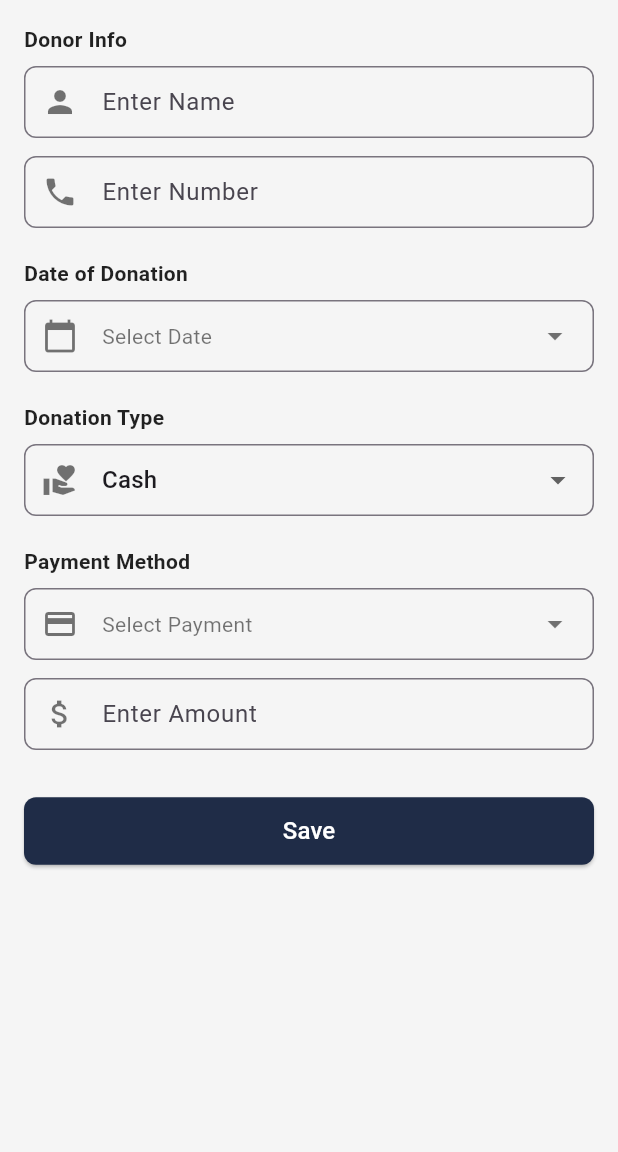
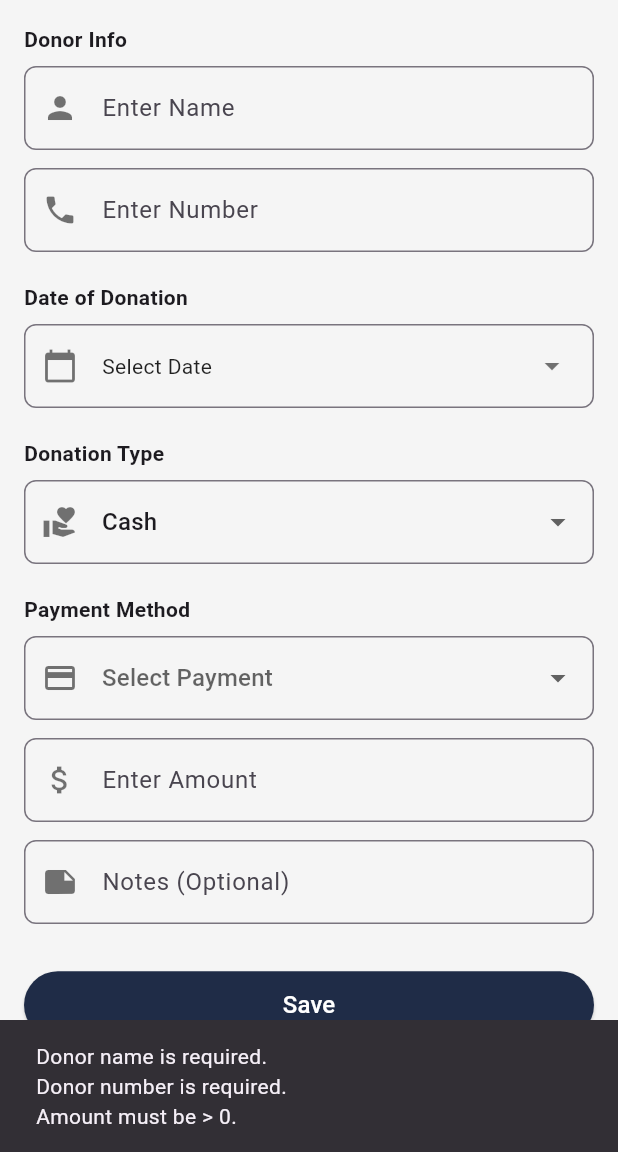
Before and after one commit to justtrona/pawlytics, a Flutter app: the ManualDonationPage screen opened directly, after a tap on "Save", on a phone screen of 412 x 824 dp, the part 84-1236 px from its top. Run offline on Flutter 3.47's test engine with Material 3 defaults, Android fonts, the light colour scheme and no system bars; our stand-ins replace fl_chart, image_picker, supabase_flutter; accounts and stored records are empty.

Commit message:
donors, controller, model for donations

```diff
--- a/lib/views/donors/Menu bar user/ManualDonationPage.dart
+++ b/lib/views/donors/Menu bar user/ManualDonationPage.dart
@@ -1,4 +1,5 @@
 import 'package:flutter/material.dart';
+import 'package:pawlytics/views/donors/controller/donation-controller.dart';
 
 class ManualDonationPage extends StatefulWidget {
   const ManualDonationPage({super.key});
@@ -8,7 +9,37 @@ class ManualDonationPage extends StatefulWidget {
 }
 
 class _ManualDonationPageState extends State<ManualDonationPage> {
-  String _donationType = "Cash";
+  late DonationController controller;
+
+  @override
+  void initState() {
+    super.initState();
+    controller = DonationController();
+  }
+
+  @override
+  void dispose() {
+    controller.dispose();
+    super.dispose();
+  }
+
+  void _save() {
+    final donation = controller.buildDonation();
+    final issues = donation.validate();
+
+    if (issues.isNotEmpty) {
+      ScaffoldMessenger.of(
+        context,
+      ).showSnackBar(SnackBar(content: Text(issues.join('\n'))));
+      return;
+    }
+
+    final map = donation.toMap();
+    debugPrint('Donation saved: $map');
+    ScaffoldMessenger.of(context).showSnackBar(
+      const SnackBar(content: Text('Donation saved successfully!')),
+    );
+  }
 
   @override
   Widget build(BuildContext context) {
@@ -26,10 +57,8 @@ class _ManualDonationPageState extends State<ManualDonationPage> {
         leading: IconButton(
           icon: const Icon(Icons.arrow_back),
           onPressed: () {
-            if (_donationType == "In Kind") {
-              setState(() {
-                _donationType = "Cash";
-              });
+            if (controller.donationType == "In Kind") {
+              setState(() => controller.donationType = "Cash");
             } else {
               Navigator.pop(context);
             }
@@ -43,45 +72,40 @@ class _ManualDonationPageState extends State<ManualDonationPage> {
           children: [
             const Text(
               "Donor Info",
-              style: TextStyle(
-                fontSize: 14,
-                fontWeight: FontWeight.bold,
-                color: Colors.black87,
-              ),
+              style: TextStyle(fontWeight: FontWeight.bold),
             ),
             const SizedBox(height: 8),
-            _buildTextField(Icons.person, "Enter Name"),
+            _buildTextField(Icons.person, "Enter Name", controller.nameCtl),
             const SizedBox(height: 12),
             _buildTextField(
               Icons.phone,
               "Enter Number",
+              controller.phoneCtl,
               keyboardType: TextInputType.phone,
             ),
             const SizedBox(height: 20),
 
             const Text(
               "Date of Donation",
-              style: TextStyle(
-                fontSize: 14,
-                fontWeight: FontWeight.bold,
-                color: Colors.black87,
+              style: TextStyle(fontWeight: FontWeight.bold),
+            ),
+            const SizedBox(height: 8),
+            InkWell(
+              onTap: () => controller.pickDate(context, () => setState(() {})),
+              child: _buildDropdownField(
+                Icons.calendar_today,
+                controller.formattedDate,
               ),
             ),
-            const SizedBox(height: 8),
-            _buildDropdownField(Icons.calendar_today, "Select Date"),
             const SizedBox(height: 20),
 
             const Text(
               "Donation Type",
-              style: TextStyle(
-                fontSize: 14,
-                fontWeight: FontWeight.bold,
-                color: Colors.black87,
-              ),
+              style: TextStyle(fontWeight: FontWeight.bold),
             ),
             const SizedBox(height: 8),
             DropdownButtonFormField<String>(
-              value: _donationType,
+              value: controller.donationType,
               decoration: InputDecoration(
                 prefixIcon: const Icon(
                   Icons.volunteer_activism,
@@ -90,68 +114,92 @@ class _ManualDonationPageState extends State<ManualDonationPage> {
                 border: OutlineInputBorder(
                   borderRadius: BorderRadius.circular(8),
                 ),
-                contentPadding: const EdgeInsets.symmetric(
-                  vertical: 12,
-                  horizontal: 10,
-                ),
               ),
               items: const [
                 DropdownMenuItem(value: "Cash", child: Text("Cash")),
                 DropdownMenuItem(value: "In Kind", child: Text("In Kind")),
               ],
               onChanged: (value) {
+                if (value == null) return;
                 setState(() {
-                  _donationType = value!;
+                  controller.donationType = value;
+                  if (value == "Cash") {
+                    controller.itemCtl.clear();
+                    controller.qtyCtl.clear();
+                  } else {
+                    controller.amountCtl.clear();
+                    controller.selectedPaymentMethod = null;
+                  }
                 });
               },
             ),
             const SizedBox(height: 20),
 
-            if (_donationType == "Cash") ...[
+            if (controller.donationType == "Cash") ...[
               const Text(
                 "Payment Method",
-                style: TextStyle(
-                  fontSize: 14,
-                  fontWeight: FontWeight.bold,
-                  color: Colors.black87,
+                style: TextStyle(fontWeight: FontWeight.bold),
+              ),
+              const SizedBox(height: 8),
+              DropdownButtonFormField<String>(
+                value: controller.selectedPaymentMethod,
+                decoration: InputDecoration(
+                  prefixIcon: const Icon(
+                    Icons.credit_card,
+                    color: Colors.black54,
+                  ),
+                  border: OutlineInputBorder(
+                    borderRadius: BorderRadius.circular(8),
                   ),
                 ),
-              const SizedBox(height: 8),
-              _buildDropdownField(Icons.credit_card, "Select Payment"),
+                items: controller.paymentOptions
+                    .map((m) => DropdownMenuItem(value: m, child: Text(m)))
+                    .toList(),
+                onChanged: (value) =>
+                    setState(() => controller.selectedPaymentMethod = value),
+                hint: const Text('Select Payment'),
+              ),
               const SizedBox(height: 12),
               _buildTextField(
                 Icons.attach_money,
                 "Enter Amount",
+                controller.amountCtl,
                 keyboardType: TextInputType.number,
               ),
+              const SizedBox(height: 12),
+              _buildTextField(
+                Icons.note,
+                "Notes (Optional)",
+                controller.notesCtl,
+              ),
             ] else ...[
-              _buildTextField(Icons.inventory_2, "Item"),
+              _buildTextField(Icons.inventory_2, "Item", controller.itemCtl),
               const SizedBox(height: 12),
               _buildTextField(
                 Icons.numbers,
                 "Quantity",
+                controller.qtyCtl,
                 keyboardType: TextInputType.number,
               ),
               const SizedBox(height: 12),
-              _buildTextField(Icons.note, "Notes (Optional)"),
+              _buildTextField(
+                Icons.note,
+                "Notes (Optional)",
+                controller.notesCtl,
+              ),
             ],
 
             const SizedBox(height: 30),
 
-            Center(
-              child: ElevatedButton(
+            ElevatedButton(
               style: ElevatedButton.styleFrom(
                 backgroundColor: const Color(0xFF1F2C47),
                 minimumSize: const Size(double.infinity, 45),
-                  shape: RoundedRectangleBorder(
-                    borderRadius: BorderRadius.circular(8),
               ),
-                ),
-                onPressed: () {},
+              onPressed: _save,
               child: const Text(
                 "Save",
                 style: TextStyle(fontSize: 16, color: Colors.white),
-                ),
               ),
             ),
           ],
@@ -162,40 +210,31 @@ class _ManualDonationPageState extends State<ManualDonationPage> {
 
   Widget _buildTextField(
     IconData icon,
-    String hint, {
+    String hint,
+    TextEditingController ctl, {
     TextInputType keyboardType = TextInputType.text,
   }) {
     return TextField(
+      controller: ctl,
       keyboardType: keyboardType,
       decoration: InputDecoration(
         prefixIcon: Icon(icon, color: Colors.black54),
         hintText: hint,
         border: OutlineInputBorder(borderRadius: BorderRadius.circular(8)),
-        contentPadding: const EdgeInsets.symmetric(
-          vertical: 12,
-          horizontal: 10,
-        ),
       ),
     );
   }
 
-  Widget _buildDropdownField(IconData icon, String hint) {
+  Widget _buildDropdownField(IconData icon, String label) {
     return InputDecorator(
       decoration: InputDecoration(
         prefixIcon: Icon(icon, color: Colors.black54),
         border: OutlineInputBorder(borderRadius: BorderRadius.circular(8)),
-        contentPadding: const EdgeInsets.symmetric(
-          vertical: 12,
-          horizontal: 10,
-        ),
       ),
       child: Row(
         mainAxisAlignment: MainAxisAlignment.spaceBetween,
         children: [
-          Text(
-            hint,
-            style: const TextStyle(color: Colors.black54, fontSize: 14),
-          ),
+          Text(label, style: const TextStyle(color: Colors.black87)),
           const Icon(Icons.arrow_drop_down, color: Colors.black54),
         ],
       ),
--- /dev/null
+++ b/lib/views/donors/controller/donation-controller.dart
@@ -0,0 +1,82 @@
+import 'package:flutter/material.dart';
+import 'package:intl/intl.dart';
+import 'package:pawlytics/views/donors/model/donation-model.dart';
+
+class DonationController {
+  // ----- Text Controllers -----
+  final nameCtl = TextEditingController();
+  final phoneCtl = TextEditingController();
+  final amountCtl = TextEditingController();
+  final itemCtl = TextEditingController();
+  final qtyCtl = TextEditingController();
+  final notesCtl = TextEditingController();
+
+  // Dropdown
+  String donationType = "Cash"; // "Cash" or "In Kind"
+  DateTime? selectedDate;
+  String? selectedPaymentMethod;
+
+  final paymentOptions = const [
+    // 'Cash on Hand',
+    // 'Bank Transfer',
+    // 'Card',
+    'Gcash',
+    'Maya',
+    // 'Check',
+    // 'Other',
+  ];
+
+  // Helpers
+  void dispose() {
+    nameCtl.dispose();
+    phoneCtl.dispose();
+    amountCtl.dispose();
+    itemCtl.dispose();
+    qtyCtl.dispose();
+    notesCtl.dispose();
+  }
+
+  Future<void> pickDate(BuildContext context, VoidCallback refresh) async {
+    final now = DateTime.now();
+    final picked = await showDatePicker(
+      context: context,
+      initialDate: selectedDate ?? now,
+      firstDate: DateTime(now.year - 2),
+      lastDate: DateTime(now.year + 2),
+    );
+    if (picked != null) {
+      selectedDate = picked;
+      refresh();
+    }
+  }
+
+  String get formattedDate {
+    if (selectedDate == null) return 'Select Date';
+    return DateFormat.yMMMMd().format(selectedDate!);
+  }
+
+  DonationModel _typeFromUi() =>
+      donationType == 'Cash' ? DonationModel.cash : DonationModel.inKind;
+
+  Donation buildDonation() {
+    final date = selectedDate ?? DateTime.now();
+
+    return _typeFromUi() == DonationModel.cash
+        ? Donation.cash(
+            donorName: nameCtl.text,
+            donorPhone: phoneCtl.text,
+            donationDate: date,
+            amount: double.tryParse(amountCtl.text) ?? 0,
+            paymentMethod: selectedPaymentMethod,
+            notes: notesCtl.text.isEmpty ? null : notesCtl.text,
+          )
+        : Donation.inKind(
+            donorName: nameCtl.text,
+            donorPhone: phoneCtl.text,
+            donationDate: date,
+            item: itemCtl.text,
+            quantity: int.tryParse(qtyCtl.text) ?? 0,
+            notes: notesCtl.text.isEmpty ? null : notesCtl.text,
+          );
+  }
+}
--- a/lib/views/donors/donors scrollable/connections/CampaignDetailsPage.dart
+++ b/lib/views/donors/donors scrollable/connections/CampaignDetailsPage.dart
@@ -23,7 +23,7 @@ class CampaignDetailsPage extends StatelessWidget {
     return Scaffold(
       backgroundColor: Colors.grey.shade100,
       appBar: AppBar(
-        backgroundColor: Colors.transparent,
+        backgroundColor: Colors.white,
         elevation: 0,
         foregroundColor: Colors.black,
         title: const Text(
--- /dev/null
+++ b/lib/views/donors/model/donation-model.dart
@@ -0,0 +1,178 @@
+// lib/models/donation.dart
+import 'package:flutter/foundation.dart';
+
+enum DonationModel { cash, inKind }
+
+@immutable
+class Donation {
+  // Common
+  final String donorName;
+  final String
+  donorPhone; // Keep as String to preserve formatting/leading zeros
+  final DateTime donationDate;
+  final DonationModel type;
+
+  // Cash
+  final String? paymentMethod; // e.g. "Bank Transfer", "Card", "Gcash", etc.
+  final double? amount;
+
+  // In-Kind
+  final String? item;
+  final int? quantity;
+  final String? notes;
+
+  const Donation({
+    required this.donorName,
+    required this.donorPhone,
+    required this.donationDate,
+    required this.type,
+    this.paymentMethod,
+    this.amount,
+    this.item,
+    this.quantity,
+    this.notes,
+  });
+
+  /// Convenience constructors
+  factory Donation.cash({
+    required String donorName,
+    required String donorPhone,
+    required DateTime donationDate,
+    required double amount,
+    String? paymentMethod,
+    String? notes,
+  }) {
+    return Donation(
+      donorName: donorName,
+      donorPhone: donorPhone,
+      donationDate: donationDate,
+      type: DonationModel.cash,
+      amount: amount,
+      paymentMethod: paymentMethod,
+      notes: notes,
+    );
+  }
+
+  factory Donation.inKind({
+    required String donorName,
+    required String donorPhone,
+    required DateTime donationDate,
+    required String item,
+    required int quantity,
+    String? notes,
+  }) {
+    return Donation(
+      donorName: donorName,
+      donorPhone: donorPhone,
+      donationDate: donationDate,
+      type: DonationModel.inKind,
+      item: item,
+      quantity: quantity,
+      notes: notes,
+    );
+  }
+
+  /// Minimal sanity checks (optional to call before save)
+  List<String> validate() {
+    final issues = <String>[];
+    if (donorName.trim().isEmpty) issues.add('Donor name is required.');
+    if (donorPhone.trim().isEmpty) issues.add('Donor number is required.');
+
+    if (type == DonationModel.cash) {
+      if (amount == null || amount! <= 0) issues.add('Amount must be > 0.');
+    } else {
+      if (item == null || item!.trim().isEmpty) issues.add('Item is required.');
+      if (quantity == null || quantity! <= 0) {
+        issues.add('Quantity must be a positive integer.');
+      }
+    }
+    return issues;
+  }
+
+  bool get isCash => type == DonationModel.cash;
+  bool get isInKind => type == DonationModel.inKind;
+
+  Donation copyWith({
+    String? donorName,
+    String? donorPhone,
+    DateTime? donationDate,
+    DonationModel? type,
+    String? paymentMethod,
+    double? amount,
+    String? item,
+    int? quantity,
+    String? notes,
+    // helpers when switching type:
+    bool clearCashFields = false,
+    bool clearInKindFields = false,
+  }) {
+    return Donation(
+      donorName: donorName ?? this.donorName,
+      donorPhone: donorPhone ?? this.donorPhone,
+      donationDate: donationDate ?? this.donationDate,
+      type: type ?? this.type,
+      paymentMethod: clearCashFields
+          ? null
+          : (paymentMethod ?? this.paymentMethod),
+      amount: clearCashFields ? null : (amount ?? this.amount),
+      item: clearInKindFields ? null : (item ?? this.item),
+      quantity: clearInKindFields ? null : (quantity ?? this.quantity),
+      notes: notes ?? this.notes,
+    );
+  }
+
+  /// Map serializers (no JSON). Date is ISO8601 string for API-friendliness.
+  Map<String, dynamic> toMap() {
+    return {
+      'donorName': donorName,
+      'donorPhone': donorPhone,
+      'donationDate': donationDate.toIso8601String(),
+      'type': _typeToString(type),
+      'paymentMethod': paymentMethod,
+      'amount': amount,
+      'item': item,
+      'quantity': quantity,
+      'notes': notes,
+    };
+  }
+
+  factory Donation.fromMap(Map<String, dynamic> map) {
+    final typeStr = (map['type'] as String?) ?? 'Cash';
+    final dateStr = (map['donationDate'] as String?) ?? '';
+    return Donation(
+      donorName: (map['donorName'] as String? ?? '').trim(),
+      donorPhone: (map['donorPhone'] as String? ?? '').trim(),
+      donationDate: DateTime.tryParse(dateStr) ?? DateTime.now(),
+      type: _typeFromString(typeStr),
+      paymentMethod: map['paymentMethod'] as String?,
+      amount: _toDoubleOrNull(map['amount']),
+      item: map['item'] as String?,
+      quantity: _toIntOrNull(map['quantity']),
+      notes: map['notes'] as String?,
+    );
+  }
+
+  static String _typeToString(DonationModel t) =>
+      t == DonationModel.cash ? 'Cash' : 'In Kind';
+
+  static DonationModel _typeFromString(String s) {
+    final n = s.toLowerCase().replaceAll('_', '').replaceAll(' ', '');
+    return n == 'inkind' ? DonationModel.inKind : DonationModel.cash;
+  }
+
+  static double? _toDoubleOrNull(dynamic v) {
+    if (v == null) return null;
+    if (v is num) return v.toDouble();
+    return double.tryParse(v.toString());
+  }
+
+  static int? _toIntOrNull(dynamic v) {
+    if (v == null) return null;
+    if (v is num) return v.toInt();
+    return int.tryParse(v.toString());
+  }
+
+  @override
+  String toString() =>
+      'Donation(${_typeToString(type)}, donor: $donorName, phone: $donorPhone)';
+}
--- a/pubspec.yaml
+++ b/pubspec.yaml
@@ -46,6 +46,7 @@ dev_dependencies:
     sdk: flutter
   supabase_flutter: ^2.9.1
   image_picker: ^1.1.1
+  intl: ^0.19.0
 
   # The "flutter_lints" package below contains a set of recommended lints to
   # encourage good coding practices. The lint set provided by the package is
```
Also changed, not shown: lib/readme.txt, pubspec.lock. Lines whose indentation alone changed are shown as unchanged.
